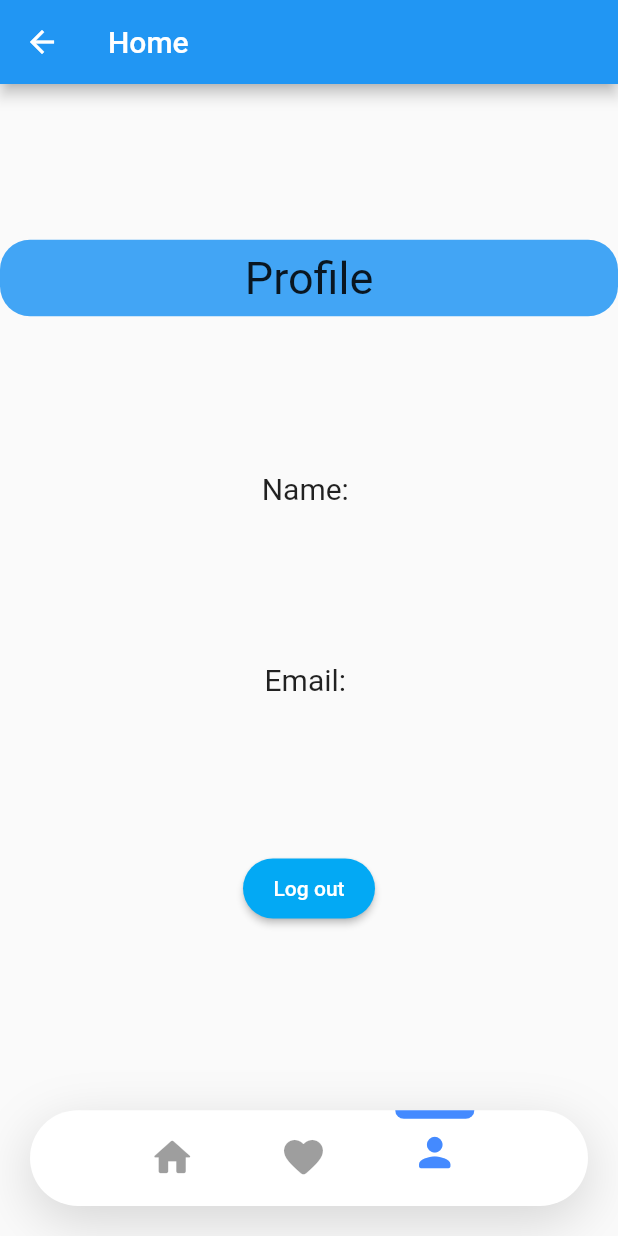
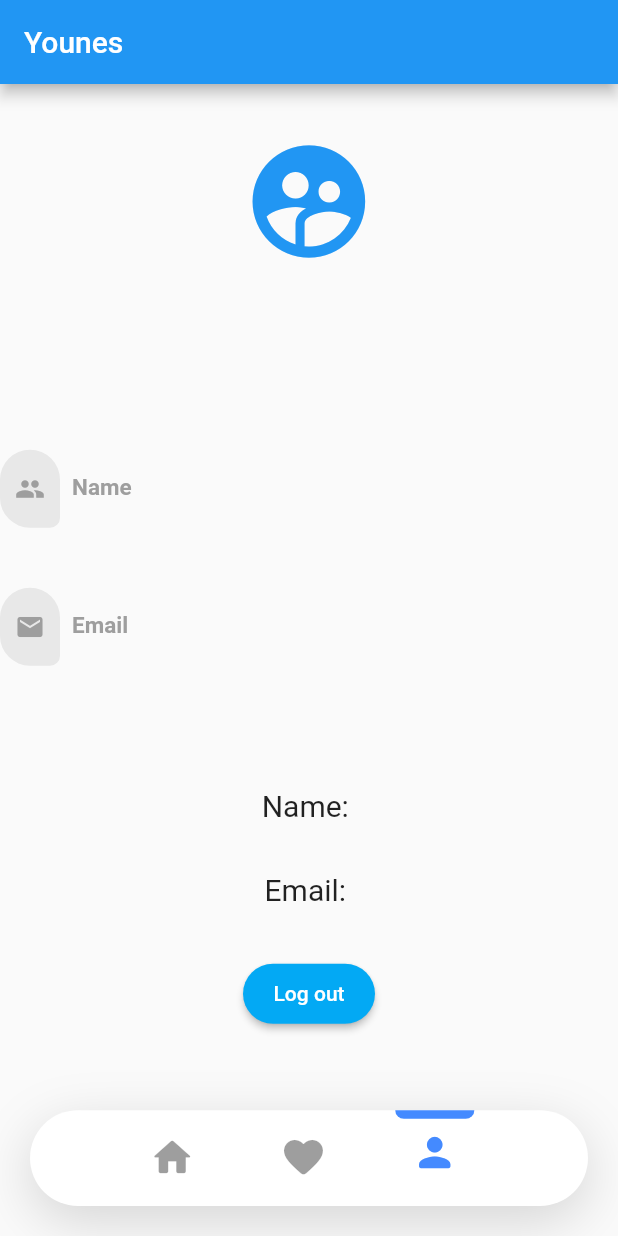
Before and after one commit to alikashmar8/younes_mobile, a Flutter app: the HomePage screen opened directly with empty values, after a tap on the "favorite" icon, after a tap on the "person" icon, on a phone screen of 412 x 824 dp. Run offline on Flutter 3.47's test engine with Material 2 defaults, Android fonts, the phone set to English and light mode, and no system bars; our stand-ins replace cached_network_image, dio, flutter_cache_manager, flutter_secure_storage, flutter_speed_dial, flutter_spinkit and 3 more; accounts and stored records are empty; network calls fail; statements that could not run were skipped.

Commit message:
profile page

```diff
--- a/lib/common/api.constants.dart
+++ b/lib/common/api.constants.dart
@@ -5,5 +5,5 @@ const String baseUrl =
 // 'https://bndbc0qt41.execute-api.eu-west-1.amazonaws.com/prod/';
 // final String apiUrl = apiUrl;
 
-//  String apiUrl = 'https://bndbc0qt41.execute-api.eu-west-1.amazonaws.com/prod/api/';
-String apiUrl = baseUrl + 'api/';
+ String apiUrl = 'https://bndbc0qt41.execute-api.eu-west-1.amazonaws.com/prod/api/';
+//String apiUrl = baseUrl + 'api/';
--- a/lib/pages/home.dart
+++ b/lib/pages/home.dart
@@ -62,7 +62,8 @@ class _MyHomePageState extends State<HomePage> {
 
     return Scaffold(
       appBar: AppBar(
-        title: const Text('Home'),
+        title: const Text('Younes'),
+        automaticallyImplyLeading: false,
       ),
       body: Center(child: listOfWidgets[currentIndex]),
       bottomNavigationBar: Container(
--- a/lib/pages/profile.dart
+++ b/lib/pages/profile.dart
@@ -28,22 +28,51 @@ class ProfileState extends State<ProfilePage> {
         child: Column(
           mainAxisAlignment: MainAxisAlignment.spaceEvenly,
           children: [
-            Container(
-              width: double.infinity,
-              decoration: BoxDecoration(
-                borderRadius: BorderRadius.circular(20),
-                color: Colors.blue[400],
-              ),
-              child: const Center(
-                child: Padding(
-                  padding: EdgeInsets.all(8.0),
-                  child: Text(
-                    'Profile',
-                    style: TextStyle(fontSize: 30),
-                  ),
-                ),
-              ),
+            const SizedBox(
+                height: 80,
+                child: Icon(
+                  Icons.supervised_user_circle,
+                  size: 90,
+                  color: Colors.blue,
+                )),
+            //SizedBox(height: 12.0),
+            Text(user.name,
+                style: const TextStyle(
+                    fontWeight: FontWeight.w700,
+                    fontSize: 20.0,
+                    color: Colors.orange)),
+            Column(
+              crossAxisAlignment: CrossAxisAlignment.start,
+              children: <Widget>[
+                const SizedBox(height: 40.0),
+                _name(),
+                const SizedBox(height: 40.0),
+                _email(),
+                const SizedBox(height: 12.0),
+                //    _mobile(),
+                const SizedBox(height: 12.0),
+                //    _birthDate(),
+                const SizedBox(height: 12.0),
+                //    _gender(),
+                const SizedBox(height: 12.0),
+              ],
             ),
+            //Container(
+            //  width: double.infinity,
+            //  decoration: BoxDecoration(
+            //    borderRadius: BorderRadius.circular(20),
+            //    color: Colors.blue[400],
+            //  ),
+            //  child: const Center(
+            //    child: Padding(
+            //      padding: EdgeInsets.all(8.0),
+            //     child: Text(
+            //       'Profile',
+            //       style: TextStyle(fontSize: 30),
+            //       ),
+            //     ),
+            //   ),
+            // ),
 
             // child: Text('Profile:')),
             // Spacer(flex: 5,),
@@ -74,3 +103,62 @@ class ProfileState extends State<ProfilePage> {
     );
   }
 }
+
+_name() {
+  User user;
+  return Row(children: <Widget>[
+    _prefixIcon(Icons.people),
+    Column(
+      crossAxisAlignment: CrossAxisAlignment.start,
+      children: const <Widget>[
+        Text('Name',
+            style: TextStyle(
+                fontWeight: FontWeight.w700,
+                fontSize: 15.0,
+                color: Colors.grey)),
+        SizedBox(height: 1),
+        //  Text(user.name),
+      ],
+    )
+  ]);
+}
+
+_email() {
+  User user;
+  return Row(children: <Widget>[
+    _prefixIcon(Icons.email),
+    Column(
+      crossAxisAlignment: CrossAxisAlignment.start,
+      children: const <Widget>[
+        Text('Email',
+            style: TextStyle(
+                fontWeight: FontWeight.w700,
+                fontSize: 15.0,
+                color: Colors.grey)),
+        SizedBox(height: 1),
+        // Text(user.email),
+      ],
+    )
+  ]);
+}
+
+_prefixIcon(IconData iconData) {
+  return ConstrainedBox(
+    constraints: const BoxConstraints(minWidth: 48.0, minHeight: 48.0),
+    child: Container(
+        padding: const EdgeInsets.only(top: 16.0, bottom: 16.0),
+        margin: const EdgeInsets.only(right: 8.0),
+        decoration: BoxDecoration(
+            color: Colors.grey.withOpacity(0.2),
+            borderRadius: const BorderRadius.only(
+                topLeft: Radius.circular(30.0),
+                bottomLeft: Radius.circular(30.0),
+                topRight: Radius.circular(30.0),
+                bottomRight: Radius.circular(10.0))),
+        child: Icon(
+          iconData,
+          size: 20,
+          color: Colors.grey,
+        )),
+  );
+}
```
